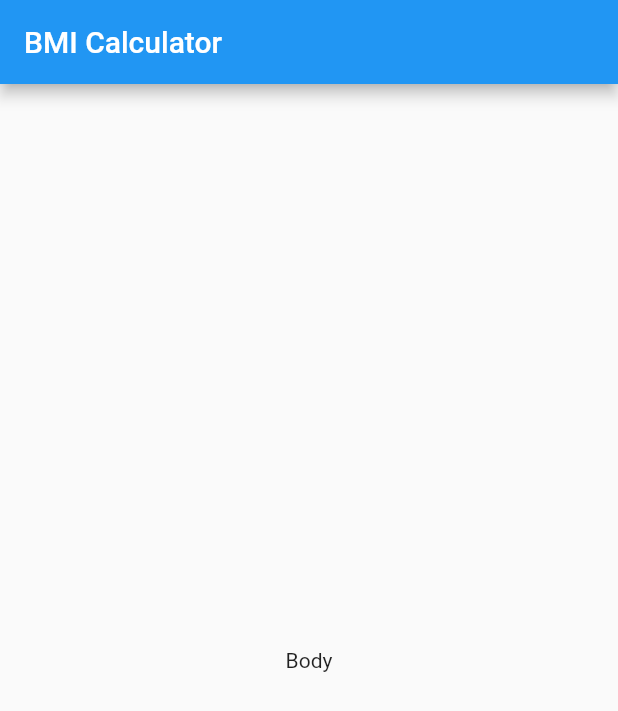
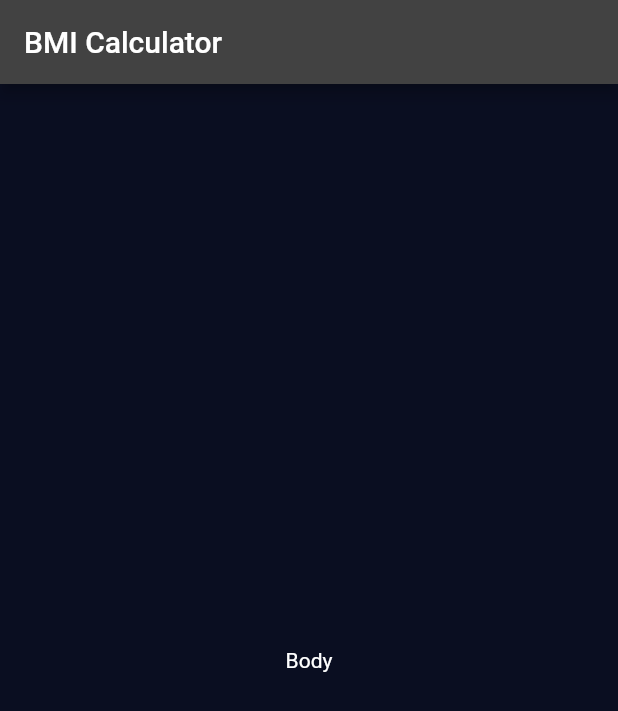
Before and after one commit to sohailsabir/FA19-BCS-016, a Flutter app: the screen it shows after launch, on a phone screen of 412 x 824 dp. Shown: the top 711 px of the screen. Run offline on Flutter 3.47's test engine with Material 2 defaults, Android fonts, the phone set to English and light mode, and no system bars; our stand-ins replace audioplayers, flutter_colorpicker, rflutter_alert; missing offline and left inert: flutter_animated_button, splash_screen_view.

Commit message:
change theme of app

```diff
--- a/bmicalculator/lib/main.dart
+++ b/bmicalculator/lib/main.dart
@@ -9,6 +9,10 @@ class BMICalculator extends StatelessWidget {
   Widget build(BuildContext context) {
     return MaterialApp(
       debugShowCheckedModeBanner: false,
+      theme: ThemeData.dark().copyWith(
+        primaryColor: Color(0xFF0A0E21),
+        scaffoldBackgroundColor: Color(0xFF0A0E21),
+      ),
       home: InputPage(),
     );
   }
```
